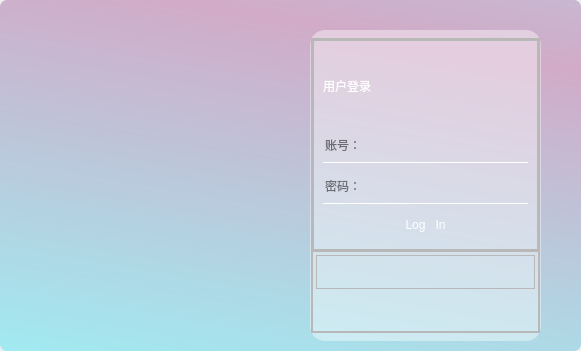
Above: LogIn.ui from lazuream/game-system before the change. Below: the same form after it.
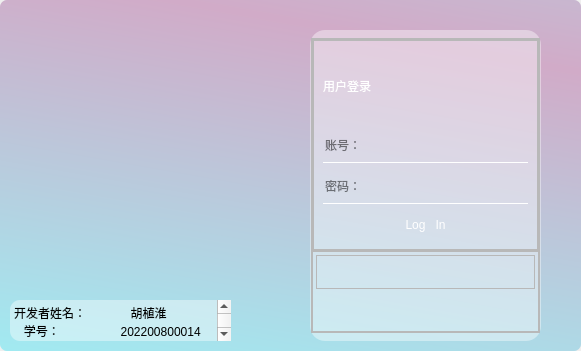
That is the form after the change. Icons and pictures are not drawn.

What changed in the file:
```diff
--- a/LogIn.ui
+++ b/LogIn.ui
@@ -865,6 +865,29 @@
       </size>
      </property>
     </widget>
+    <widget class="QTextBrowser" name="textBrowser">
+     <property name="geometry">
+      <rect>
+       <x>10</x>
+       <y>300</y>
+       <width>221</width>
+       <height>41</height>
+      </rect>
+     </property>
+     <property name="styleSheet">
+      <string notr="true">background-color: rgb(255, 255, 255,0.4);
+border:none;
+border-radius:10px;</string>
+     </property>
+     <property name="html">
+      <string>&lt;!DOCTYPE HTML PUBLIC &quot;-//W3C//DTD HTML 4.0//EN&quot; &quot;http://www.w3.org/TR/REC-html40/strict.dtd&quot;&gt;
+&lt;html&gt;&lt;head&gt;&lt;meta name=&quot;qrichtext&quot; content=&quot;1&quot; /&gt;&lt;style type=&quot;text/css&quot;&gt;
+p, li { white-space: pre-wrap; }
+&lt;/style&gt;&lt;/head&gt;&lt;body style=&quot; font-family:'SimSun'; font-size:9pt; font-weight:400; font-style:normal;&quot;&gt;
+&lt;p style=&quot; margin-top:0px; margin-bottom:0px; margin-left:0px; margin-right:0px; -qt-block-indent:0; text-indent:0px;&quot;&gt;开发者姓名：	           胡植淮&lt;/p&gt;
+&lt;p style=&quot; margin-top:0px; margin-bottom:0px; margin-left:0px; margin-right:0px; -qt-block-indent:0; text-indent:0px;&quot;&gt;   学号：	        202200800014&lt;/p&gt;&lt;/body&gt;&lt;/html&gt;</string>
+     </property>
+    </widget>
    </widget>
   </widget>
  </widget>
```
